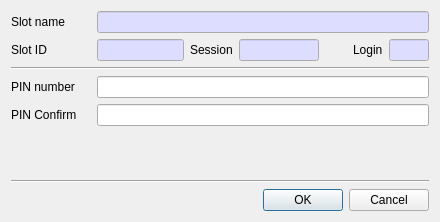
Old version of the form CryptokiMan/init_pin_dlg.ui in the repository jykim74/CryptokiMan.
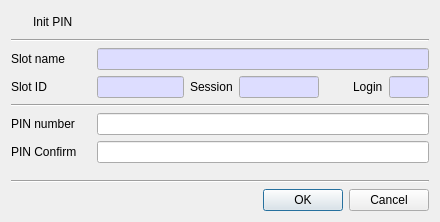
New version of the form. Icons and pictures are not drawn.

The edit to the form file:
```diff
--- a/CryptokiMan/init_pin_dlg.ui
+++ b/CryptokiMan/init_pin_dlg.ui
@@ -14,6 +14,50 @@
    <string>Init PIN</string>
   </property>
   <layout class="QVBoxLayout" name="verticalLayout">
+   <item>
+    <layout class="QGridLayout" name="gridLayout_4">
+     <item row="0" column="0">
+      <widget class="QPushButton" name="pushButton">
+       <property name="minimumSize">
+        <size>
+         <width>16</width>
+         <height>0</height>
+        </size>
+       </property>
+       <property name="maximumSize">
+        <size>
+         <width>16</width>
+         <height>16777215</height>
+        </size>
+       </property>
+       <property name="text">
+        <string/>
+       </property>
+       <property name="icon">
+        <iconset resource="cryptokiman.qrc">
+         <normaloff>:/images/pin2.png</normaloff>:/images/pin2.png</iconset>
+       </property>
+       <property name="flat">
+        <bool>true</bool>
+       </property>
+      </widget>
+     </item>
+     <item row="0" column="1">
+      <widget class="QLabel" name="label_2">
+       <property name="text">
+        <string>Init PIN</string>
+       </property>
+      </widget>
+     </item>
+    </layout>
+   </item>
+   <item>
+    <widget class="Line" name="line">
+     <property name="orientation">
+      <enum>Qt::Horizontal</enum>
+     </property>
+    </widget>
+   </item>
    <item>
     <layout class="QGridLayout" name="gridLayout">
      <property name="topMargin">
```
Left out of the diff: 4 changed lines with no effect on the pictures.
